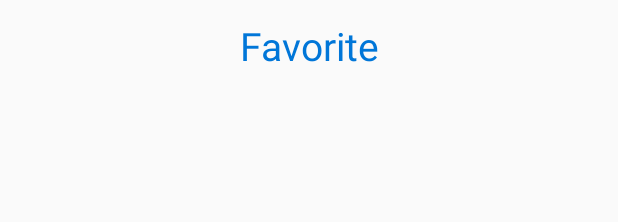
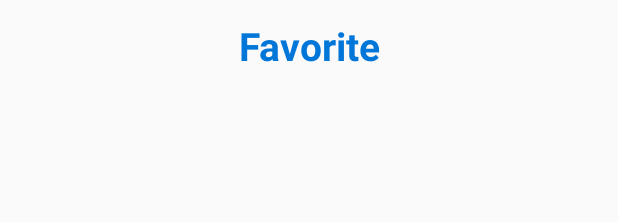
Before and after one commit to Android-Team-1RM/SparTube, an Android app: the layout fragment_my_page.xml on its own in the app's theme, with its tools: preview values and no code run, on a phone screen of 412 x 824 dp. Shown: the top 222 px of the screen. Run offline under Robolectric (Android 15) with nearby library versions, the phone set to English and light mode, and no system bars.

Commit message:
ui 수정

```diff
--- a/app/src/main/res/layout/activity_video_detail_page.xml
+++ b/app/src/main/res/layout/activity_video_detail_page.xml
@@ -44,7 +44,8 @@
             android:layout_marginTop="10dp"
             android:layout_marginBottom="10dp"
             android:layout_toEndOf="@+id/ic_btn_down"
-            android:text="Video Detail"
+            android:text="@string/tv_detailTitle"
+            android:textStyle="bold"
             android:textSize="26sp"
             android:textColor="@color/light_blue"/>
 
--- a/app/src/main/res/layout/fragment_my_page.xml
+++ b/app/src/main/res/layout/fragment_my_page.xml
@@ -1,29 +1,29 @@
 <?xml version="1.0" encoding="utf-8"?>
 <androidx.constraintlayout.widget.ConstraintLayout xmlns:android="http://schemas.android.com/apk/res/android"
+    xmlns:app="http://schemas.android.com/apk/res-auto"
     xmlns:tools="http://schemas.android.com/tools"
     android:layout_width="match_parent"
-    android:layout_height="match_parent"
-    xmlns:app="http://schemas.android.com/apk/res-auto">
+    android:layout_height="match_parent">
+
     <androidx.constraintlayout.widget.ConstraintLayout
         android:id="@+id/toolbar"
         android:layout_width="match_parent"
         android:layout_height="60dp"
-        app:layout_constraintTop_toTopOf="parent"
-        app:layout_constraintStart_toStartOf="parent">
+        app:layout_constraintStart_toStartOf="parent"
+        app:layout_constraintTop_toTopOf="parent">
+
         <TextView
             android:layout_width="wrap_content"
             android:layout_height="wrap_content"
-            android:text="Favorite"
+            android:text="@string/tv_myPageTitle"
+            android:textColor="@color/deep_blue"
             android:textSize="26sp"
-            android:textColor="@color/deep_blue"
-            app:layout_constraintTop_toTopOf="@id/toolbar"
+            android:textStyle="bold"
             app:layout_constraintBottom_toBottomOf="@id/toolbar"
+            app:layout_constraintEnd_toEndOf="@id/toolbar"
             app:layout_constraintStart_toStartOf="@id/toolbar"
-            app:layout_constraintEnd_toEndOf="@id/toolbar"/>
+            app:layout_constraintTop_toTopOf="@id/toolbar" />
     </androidx.constraintlayout.widget.ConstraintLayout>
-
-
-
 
 
     <androidx.recyclerview.widget.RecyclerView
--- a/app/src/main/res/layout/fragment_search.xml
+++ b/app/src/main/res/layout/fragment_search.xml
@@ -26,7 +26,8 @@
         android:id="@+id/tv_search"
         android:layout_width="wrap_content"
         android:layout_height="wrap_content"
-        android:text="Search"
+        android:text="@string/tv_searchTitle"
+        android:textStyle="bold"
         android:textSize="26sp"
         android:textColor="@color/deep_blue"
         app:layout_constraintBottom_toBottomOf="@+id/sv_search"
--- a/app/src/main/res/layout/item_fragment_search.xml
+++ b/app/src/main/res/layout/item_fragment_search.xml
@@ -11,6 +11,7 @@
         android:layout_height="200dp"
         android:scaleType="centerCrop"
         android:background="@drawable/search_edge"
+        app:cardCornerRadius="20dp"
         android:layout_marginTop="10dp"
         app:layout_constraintEnd_toEndOf="parent"
         app:layout_constraintStart_toStartOf="parent"
--- a/app/src/main/res/values/strings.xml
+++ b/app/src/main/res/values/strings.xml
@@ -7,9 +7,19 @@
     <string name="tv_mpShorts"> 인기 쇼츠 </string>
     <string name="tv_categoryCannels"> 관련 채널 </string>
 
+    <!-- Search -->
+    <string name="tv_searchTitle"> Search </string>
+
+    <!-- MyPage -->
+    <string name="tv_myPageTitle"> Favorite </string>
+
+    <!-- Detail -->
+    <string name="tv_detailTitle"> Video Detail </string>
+    <string name="tv_title"> 항저우 아시안 게임 </string>
+    <string name ="tv_description"> 항저우 2022 아시안게임 남자 축구 종목에서 대회 3연속 우승을 노리는 대한민국 축구 대표팀 </string>
     <string name="btn_like"> 좋아요 </string>
     <string name="btn_share"> 공유하기 </string>
     <string name="btn_play_list"> 재생목록 추가하기 </string>
-    <string name="tv_title"> 항저우 아시안 게임 </string>
-    <string name ="tv_description"> 항저우 2022 아시안게임 남자 축구 종목에서 대회 3연속 우승을 노리는 대한민국 축구 대표팀 </string>
+
+
 </resources>
```
